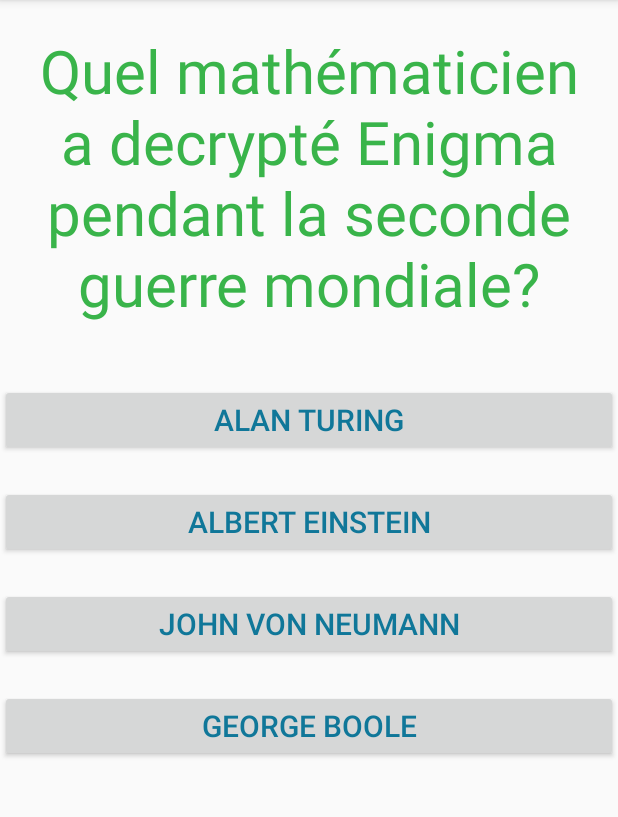
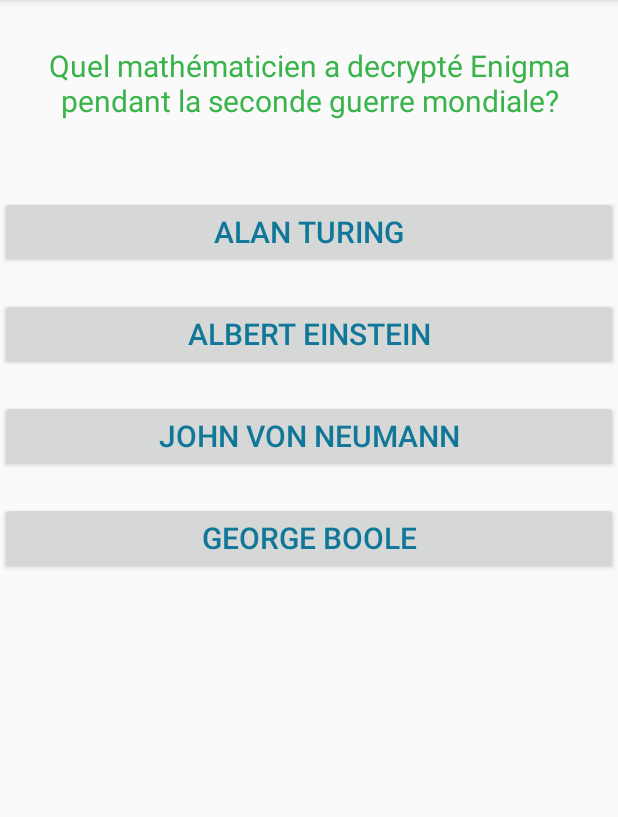
Before and after one commit to Matthieu876/TopQuiz-coursAndroid, an Android app: the GameActivity screen opened directly, with no data from a screen before it, on a phone screen of 412 x 824 dp, the part 84-901 px from its top. Run offline under Robolectric (Android 15) with nearby library versions, the phone set to English and light mode, and no system bars.

```diff
--- a/app/src/main/res/layout/activity_game.xml
+++ b/app/src/main/res/layout/activity_game.xml
@@ -11,10 +11,10 @@
         android:id="@+id/activity_game_question_txt"
         android:layout_width="match_parent"
         android:gravity="center"
-        android:textSize="40sp"
+        android:textSize="20sp"
         android:layout_height="wrap_content"
         android:layout_marginBottom="10dp"
-        android:padding="20dp"
+        android:padding="30dp"
         android:textColor="#39b44a"
         android:text="Question"/>
 
```
Also changed, not shown: app/src/main/java/com/matthieuc/topquiz/controller/MainActivity.java (+30 -7 lines).
